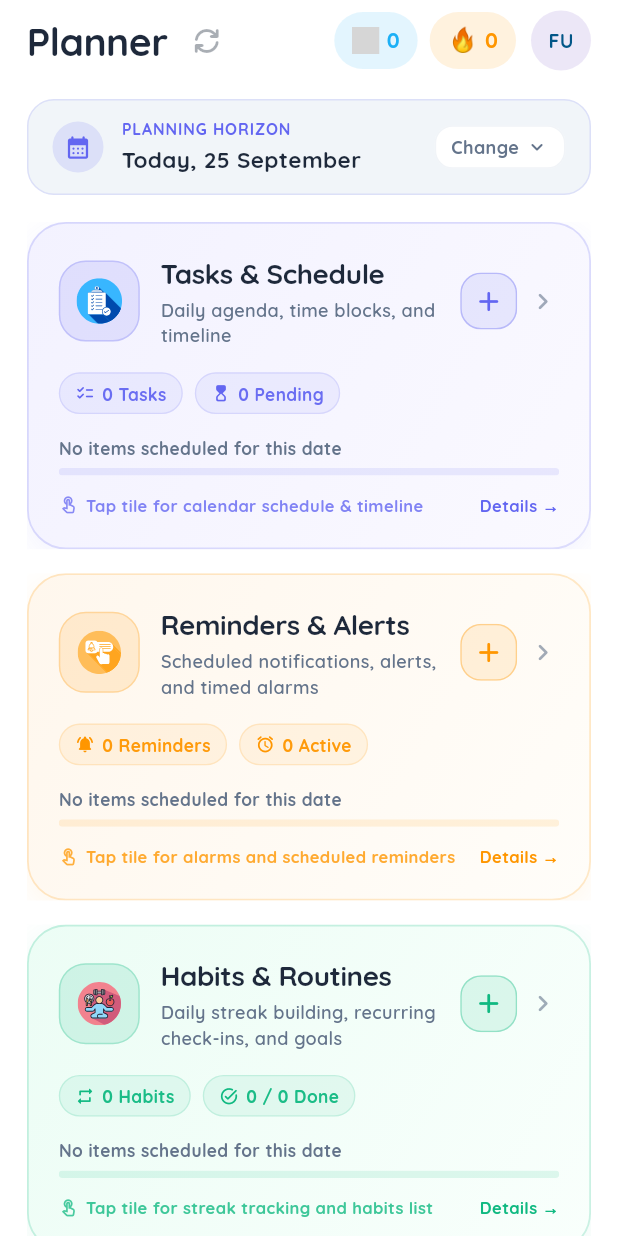
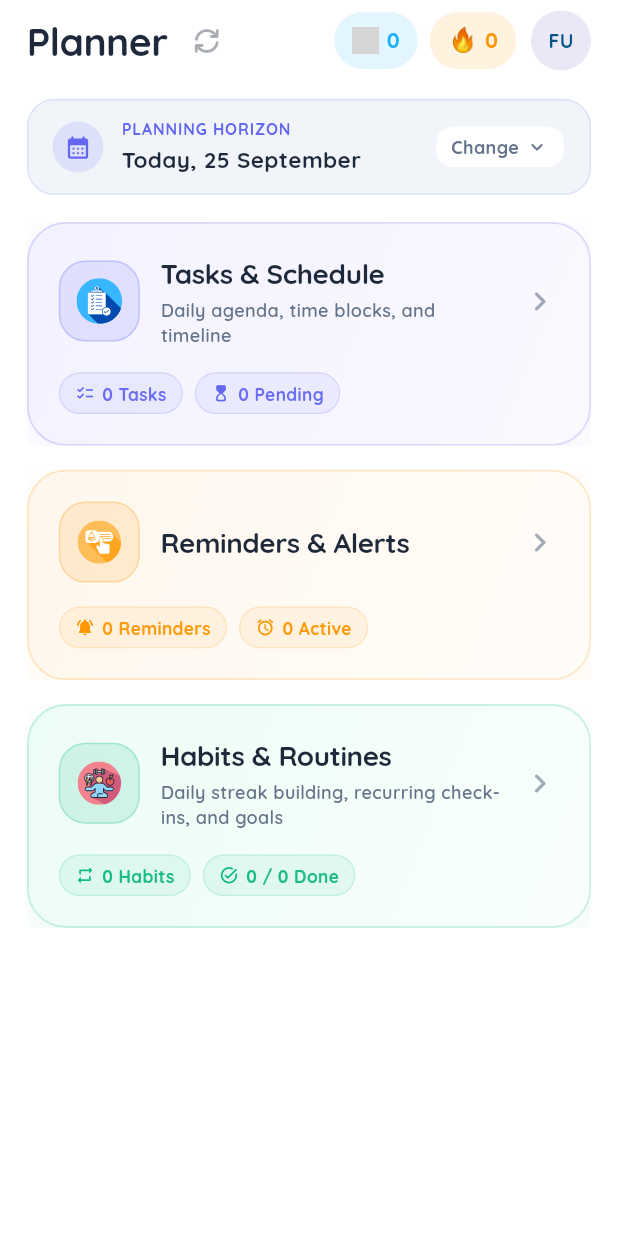
Before and after one commit to zubayerisfar/Focused, a Flutter app: the PlannerScreen screen opened directly, on a phone screen of 412 x 824 dp. Run offline on Flutter 3.47's test engine with Material 3 defaults, Android fonts, the phone set to English and light mode, and no system bars; our stand-ins replace cloud_firestore, firebase_auth, firebase_core, firebase_messaging, flutter_local_notifications, flutter_svg and 10 more; missing offline and left inert: usage_stats; accounts and stored records are empty; generated files the repository leaves out were written again; network calls fail; project files that could hold a hidden picture were left out; grey boxes are pictures that could not be loaded.

Commit message:
refactor(planner): remove footer hint, plus button, empty schedule label, and reminder subtitle

```diff
--- a/focused/lib/features/planner/views/planner_hub_body.dart
+++ b/focused/lib/features/planner/views/planner_hub_body.dart
@@ -1,6 +1,5 @@
 import 'package:flutter/material.dart';
 import 'package:flutter_svg/flutter_svg.dart';
-import 'package:go_router/go_router.dart';
 import 'package:intl/intl.dart';
 import 'package:provider/provider.dart';
 
@@ -87,11 +86,8 @@ class PlannerHubBody extends StatelessWidget {
         ? 'Today, ${DateFormat('d MMMM').format(selectedDate)}'
         : DateFormat('EEEE, d MMMM').format(selectedDate);
 
-    final bottomInset = MediaQuery.of(context).padding.bottom;
-    final bottomNavClearance = 66.0 + (bottomInset > 0 ? bottomInset + 4 : 14) + 36;
-
     return ListView(
-      padding: EdgeInsets.fromLTRB(18, 12, 18, bottomNavClearance),
+      padding: const EdgeInsets.fromLTRB(18, 12, 18, 110),
       children: [
         // ── Top Date Filter Banner ──
         InkWell(
@@ -211,8 +207,6 @@ class PlannerHubBody extends StatelessWidget {
           totalCount: dateTasks.length,
           completedCount: completedTasks,
           onTapCard: () => onSelectArea(PlannerArea.tasks),
-          onQuickAdd: () => context.push('/task/new'),
-          quickAddTooltip: 'Create New Task',
           chips: [
             _TileChip(
               icon: Icons.checklist_rounded,
@@ -244,7 +238,6 @@ class PlannerHubBody extends StatelessWidget {
                 color: const Color(0xFF10B981),
               ),
           ],
-          footerLabel: 'Tap tile for calendar schedule & timeline',
         ),
 
         const SizedBox(height: 16),
@@ -254,7 +247,7 @@ class PlannerHubBody extends StatelessWidget {
         // ══════════════════════════════════════════════════════════════
         _ModernPlannerTile(
           title: 'Reminders & Alerts',
-          subtitle: 'Scheduled notifications, alerts, and timed alarms',
+          subtitle: null,
           svgAsset: 'assets/planner_page_icons/reminder_icon.svg',
           fallbackIcon: Icons.notifications_active_rounded,
           accentColor: const Color(0xFFFF9600),
@@ -264,8 +257,6 @@ class PlannerHubBody extends StatelessWidget {
           totalCount: dateReminders.length,
           completedCount: completedReminders,
           onTapCard: () => onSelectArea(PlannerArea.reminders),
-          onQuickAdd: () => context.push('/reminder/new'),
-          quickAddTooltip: 'Create New Reminder',
           chips: [
             _TileChip(
               icon: Icons.notifications_active_rounded,
@@ -291,7 +282,6 @@ class PlannerHubBody extends StatelessWidget {
                 isHighImpact: true,
               ),
           ],
-          footerLabel: 'Tap tile for alarms and scheduled reminders',
         ),
 
         const SizedBox(height: 16),
@@ -311,8 +301,6 @@ class PlannerHubBody extends StatelessWidget {
           totalCount: dateHabits.length,
           completedCount: completedHabits,
           onTapCard: () => onSelectArea(PlannerArea.habits),
-          onQuickAdd: () => context.push('/habit/new'),
-          quickAddTooltip: 'Create New Habit',
           chips: [
             _TileChip(
               icon: Icons.repeat_rounded,
@@ -337,7 +325,6 @@ class PlannerHubBody extends StatelessWidget {
                 color: isDark ? const Color(0xFF94A3B8) : const Color(0xFF64748B),
               ),
           ],
-          footerLabel: 'Tap tile for streak tracking and habits list',
         ),
       ],
     );
@@ -353,7 +340,7 @@ class PlannerHubBody extends StatelessWidget {
 // ══════════════════════════════════════════════════════════════════════════════
 class _ModernPlannerTile extends StatelessWidget {
   final String title;
-  final String subtitle;
+  final String? subtitle;
   final String? svgAsset;
   final IconData fallbackIcon;
   final Color accentColor;
@@ -361,14 +348,11 @@ class _ModernPlannerTile extends StatelessWidget {
   final int totalCount;
   final int completedCount;
   final VoidCallback onTapCard;
-  final VoidCallback onQuickAdd;
-  final String quickAddTooltip;
   final List<Widget> chips;
-  final String footerLabel;
 
   const _ModernPlannerTile({
     required this.title,
-    required this.subtitle,
+    this.subtitle,
     this.svgAsset,
     this.fallbackIcon = Icons.star_rounded,
     required this.accentColor,
@@ -376,10 +360,7 @@ class _ModernPlannerTile extends StatelessWidget {
     required this.totalCount,
     required this.completedCount,
     required this.onTapCard,
-    required this.onQuickAdd,
-    required this.quickAddTooltip,
     required this.chips,
-    required this.footerLabel,
   });
 
   @override
@@ -427,7 +408,7 @@ class _ModernPlannerTile extends StatelessWidget {
             child: Column(
               crossAxisAlignment: CrossAxisAlignment.start,
               children: [
-                // ── Header Row: Icon, Title, Quick "+" Action Button ──
+                // ── Header Row: Icon, Title, and Chevron Arrow ──
                 Row(
                   crossAxisAlignment: CrossAxisAlignment.center,
                   children: [
@@ -474,9 +455,10 @@ class _ModernPlannerTile extends StatelessWidget {
                               color: scheme.onSurface,
                             ),
                           ),
+                          if (subtitle != null && subtitle!.isNotEmpty) ...[
                             const SizedBox(height: 3),
                             Text(
-                            subtitle,
+                              subtitle!,
                               style: TextStyle(
                                 fontFamily: 'Quicksand',
                                 fontSize: 12,
@@ -485,64 +467,33 @@ class _ModernPlannerTile extends StatelessWidget {
                               ),
                             ),
                           ],
+                        ],
                       ),
                     ),
                     const SizedBox(width: 8),
 
-                    // Quick "+" creation button
-                    Material(
-                      color: Colors.transparent,
-                      child: Tooltip(
-                        message: quickAddTooltip,
-                        child: InkWell(
-                          borderRadius: BorderRadius.circular(14),
-                          onTap: onQuickAdd,
-                          child: Ink(
-                            width: 38,
-                            height: 38,
-                            decoration: BoxDecoration(
-                              color: accentColor.withValues(
-                                alpha: isDark ? 0.25 : 0.12,
-                              ),
-                              borderRadius: BorderRadius.circular(14),
-                              border: Border.all(
-                                color: accentColor.withValues(alpha: 0.35),
-                                width: 1.0,
-                              ),
-                            ),
-                            child: Icon(
-                              Icons.add_rounded,
-                              color: accentColor,
-                              size: 22,
-                            ),
-                          ),
-                        ),
-                      ),
-                    ),
-
-                    const SizedBox(width: 6),
-
-                    // Forward arrow indicator
+                    // Forward arrow indicator to visit
                     Icon(
                       Icons.chevron_right_rounded,
                       color: scheme.onSurfaceVariant.withValues(alpha: 0.6),
-                      size: 22,
+                      size: 26,
                     ),
                   ],
                 ),
 
+                if (chips.isNotEmpty) ...[
                   const SizedBox(height: 16),
-
                   // ── Interactive Chips Row ──
                   Wrap(
                     spacing: 8,
                     runSpacing: 8,
                     children: chips,
                   ),
+                ],
 
+                // ── Progress Bar & Ratio (only shown when there are items) ──
+                if (totalCount > 0) ...[
                   const SizedBox(height: 14),
-
-                // ── Progress Bar & Ratio ──
                   Column(
                     crossAxisAlignment: CrossAxisAlignment.start,
                     children: [
@@ -550,9 +501,7 @@ class _ModernPlannerTile extends StatelessWidget {
                         mainAxisAlignment: MainAxisAlignment.spaceBetween,
                         children: [
                           Text(
-                          totalCount > 0
-                              ? '$completedCount of $totalCount completed'
-                              : 'No items scheduled for this date',
+                            '$completedCount of $totalCount completed',
                             style: TextStyle(
                               fontFamily: 'Quicksand',
                               fontSize: 11.5,
@@ -560,7 +509,6 @@ class _ModernPlannerTile extends StatelessWidget {
                               color: scheme.onSurfaceVariant,
                             ),
                           ),
-                        if (totalCount > 0)
                           Text(
                             '${(progressRatio * 100).toInt()}%',
                             style: TextStyle(
@@ -586,42 +534,7 @@ class _ModernPlannerTile extends StatelessWidget {
                       ),
                     ],
                   ),
-
-                const SizedBox(height: 12),
-
-                // ── Bottom Action Hint ──
-                Row(
-                  children: [
-                    Icon(
-                      Icons.touch_app_outlined,
-                      size: 13,
-                      color: accentColor.withValues(alpha: 0.75),
-                    ),
-                    const SizedBox(width: 5),
-                    Expanded(
-                      child: Text(
-                        footerLabel,
-                        style: TextStyle(
-                          fontFamily: 'Quicksand',
-                          fontSize: 11,
-                          fontWeight: FontWeight.w700,
-                          color: accentColor.withValues(
-                            alpha: isDark ? 0.9 : 0.8,
-                          ),
-                        ),
-                      ),
-                    ),
-                    Text(
-                      'Details →',
-                      style: TextStyle(
-                        fontFamily: 'Quicksand',
-                        fontSize: 11,
-                        fontWeight: FontWeight.w800,
-                        color: accentColor,
-                      ),
-                    ),
                 ],
-                ),
               ],
             ),
           ),
--- a/focused/lib/features/planner/views/planner_screen.dart
+++ b/focused/lib/features/planner/views/planner_screen.dart
@@ -7,6 +7,7 @@ import '../../tasks/models/task.dart';
 import '../../settings/providers/cloud_sync_provider.dart';
 import '../../tasks/providers/task_provider.dart';
 import '../../../core/theme/app_theme.dart';
+import '../../../core/widgets/app_banner_ad_widget.dart';
 import '../../habits/views/habit_planner_body.dart';
 import '../../reminders/views/reminders_planner_body.dart';
 import 'planner_hub_body.dart';
@@ -69,6 +70,7 @@ class PlannerScreenState extends State<PlannerScreen> {
     final selectedBackground = isDark
         ? accent.withValues(alpha: 0.30)
         : accent.withValues(alpha: 0.14);
+    final bg = baseTheme.scaffoldBackgroundColor;
 
     final plannerTheme = baseTheme.copyWith(
       colorScheme: baseTheme.colorScheme.copyWith(
@@ -76,6 +78,9 @@ class PlannerScreenState extends State<PlannerScreen> {
         primaryContainer: selectedBackground,
       ),
     );
+
+    final bottomInset = MediaQuery.of(context).padding.bottom;
+    final navBarOffset = 66.0 + (bottomInset > 0 ? bottomInset + 4 : 14);
 
     return PopScope(
       canPop: _area == PlannerArea.hub,
@@ -125,7 +130,15 @@ class PlannerScreenState extends State<PlannerScreen> {
           body: SafeArea(
             top: _area != PlannerArea.hub,
             bottom: false,
-            child: _buildAreaBody(),
+            child: Column(
+              children: [
+                Expanded(child: SizedBox.expand(child: _buildAreaBody())),
+                if (_area != PlannerArea.tasks)
+                  AppBannerAdWidget(
+                    margin: EdgeInsets.fromLTRB(0, 6, 0, navBarOffset + 8),
+                  ),
+              ],
+            ),
           ),
         ),
       ),
```
Lines whose indentation alone changed are shown as unchanged.
